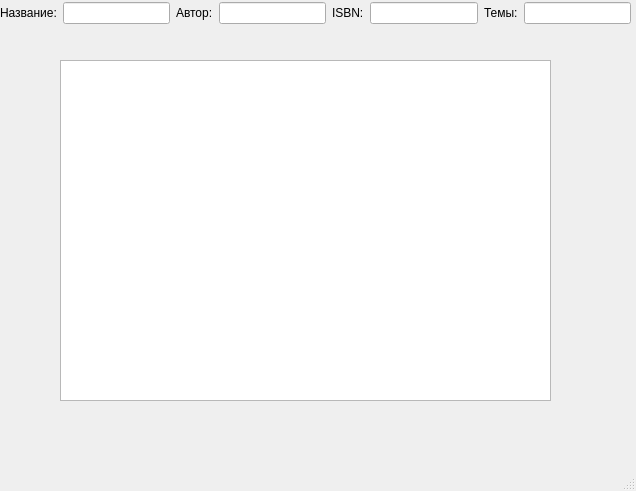
CheshireCat26/Library, file findbookwindow.ui: the form before one commit.
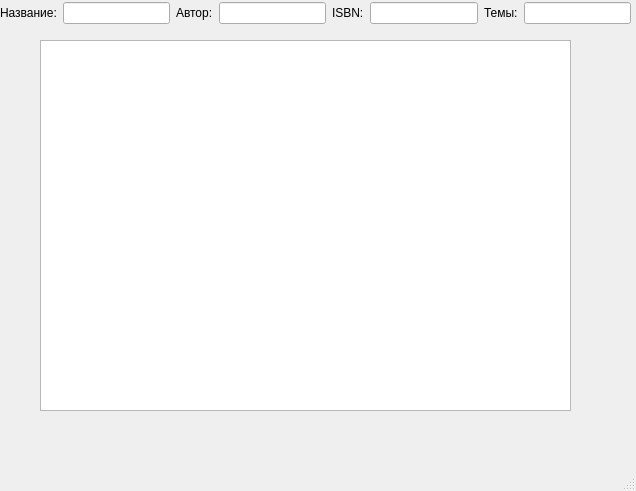
The form after the commit.

Diff of the .ui file:
```diff
--- a/findbookwindow.ui
+++ b/findbookwindow.ui
@@ -14,7 +14,7 @@
    <string>MainWindow</string>
   </property>
   <widget class="QWidget" name="centralwidget">
-   <widget class="QWidget" name="">
+   <widget class="QWidget" name="layoutWidget">
     <property name="geometry">
      <rect>
       <x>0</x>
@@ -82,13 +82,13 @@
      </item>
     </layout>
    </widget>
-   <widget class="QListView" name="listView">
+   <widget class="QListWidget" name="listWidget">
     <property name="geometry">
      <rect>
-      <x>60</x>
-      <y>60</y>
-      <width>491</width>
-      <height>341</height>
+      <x>40</x>
+      <y>40</y>
+      <width>531</width>
+      <height>371</height>
      </rect>
     </property>
    </widget>
```
